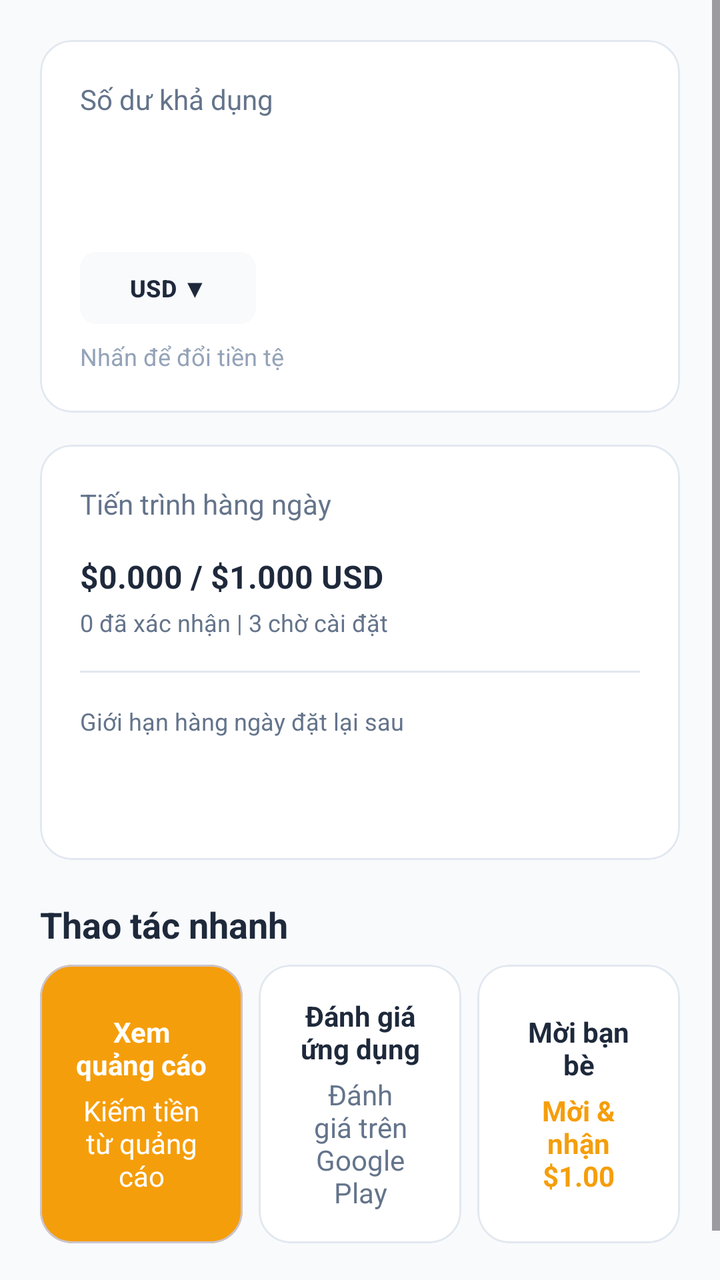
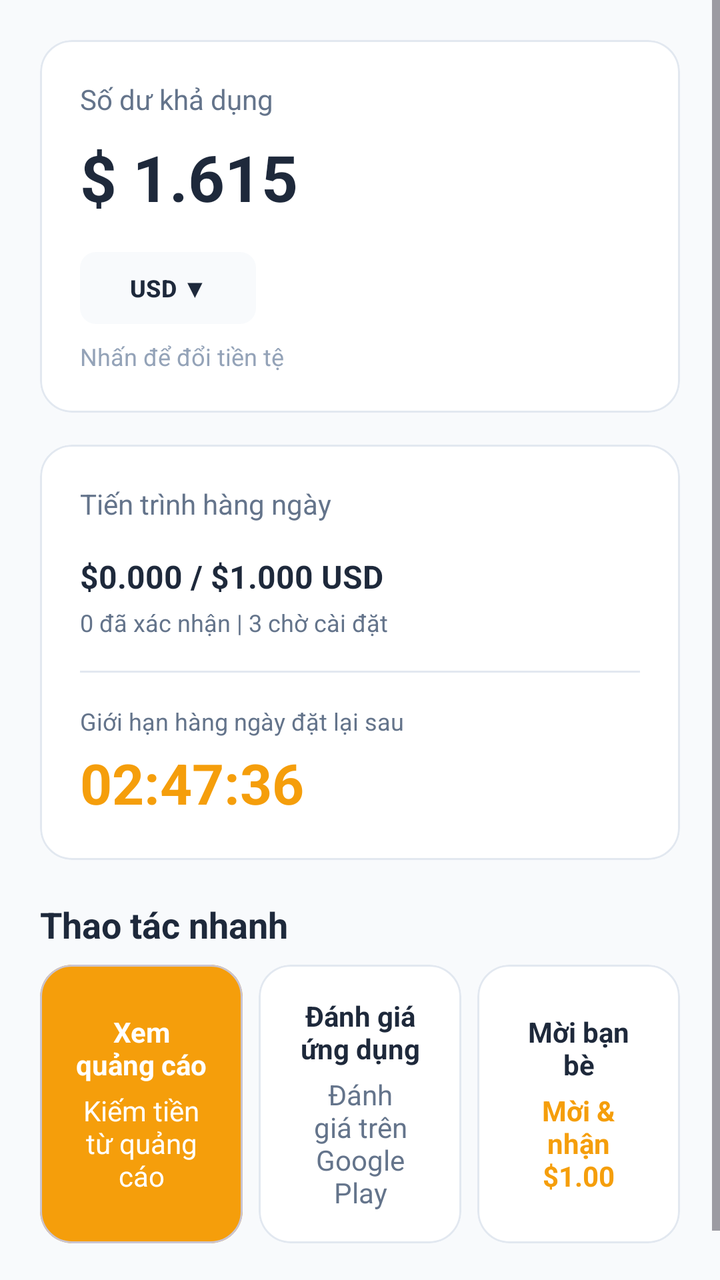

Compare the two renders of this Android layout. The source of the first and the diff that turns it into the second are given below.
<!-- AndroidManifest.xml: application theme Theme.View2Earn -->
<!-- res/layout/fragment_home.xml -->
<?xml version="1.0" encoding="utf-8"?>
<ScrollView xmlns:android="http://schemas.android.com/apk/res/android"
    xmlns:app="http://schemas.android.com/apk/res-auto"
    android:layout_width="match_parent"
    android:layout_height="match_parent"
    android:background="@color/neutral_bg"
    android:fillViewport="true">

    <LinearLayout
        android:layout_width="match_parent"
        android:layout_height="wrap_content"
        android:orientation="vertical"
        android:padding="@dimen/spacing_lg">

        
        <com.google.android.material.card.MaterialCardView
            android:layout_width="match_parent"
            android:layout_height="wrap_content"
            app:cardBackgroundColor="@color/surface"
            app:cardCornerRadius="@dimen/corner_radius_lg"
            app:cardElevation="0dp"
            app:strokeColor="@color/border_color"
            app:strokeWidth="1dp">

            <LinearLayout
                android:layout_width="match_parent"
                android:layout_height="wrap_content"
                android:orientation="vertical"
                android:padding="@dimen/spacing_lg">

                <TextView
                    android:layout_width="wrap_content"
                    android:layout_height="wrap_content"
                    android:text="@string/label_available_balance"
                    android:textColor="@color/text_secondary"
                    android:textSize="@dimen/text_secondary" />

                <TextView
                    android:id="@+id/tvBalance"
                    android:layout_width="wrap_content"
                    android:layout_height="wrap_content"
                    android:layout_marginTop="@dimen/spacing_sm"
                    android:textColor="@color/text_primary"
                    android:textSize="@dimen/text_big_number"
                    android:textStyle="bold" />

                <com.google.android.material.button.MaterialButton
                    android:id="@+id/btnCurrency"
                    style="@style/Widget.Material3.Button.TonalButton"
                    android:layout_width="wrap_content"
                    android:layout_height="36dp"
                    android:layout_marginTop="@dimen/spacing_md"
                    android:insetTop="0dp"
                    android:insetBottom="0dp"
                    android:paddingHorizontal="@dimen/spacing_md"
                    android:paddingVertical="0dp"
                    android:text="@string/currency_usd"
                    android:textColor="@color/text_primary"
                    android:textSize="@dimen/text_caption"
                    android:textStyle="bold"
                    app:backgroundTint="@color/neutral_bg"
                    app:cornerRadius="@dimen/corner_radius_sm" />

                <TextView
                    android:layout_width="wrap_content"
                    android:layout_height="wrap_content"
                    android:layout_marginTop="@dimen/spacing_sm"
                    android:text="@string/subtext_change_currency"
                    android:textColor="@color/text_hint"
                    android:textSize="@dimen/text_caption" />
            </LinearLayout>
        </com.google.android.material.card.MaterialCardView>

        
        <com.google.android.material.card.MaterialCardView
            android:layout_width="match_parent"
            android:layout_height="wrap_content"
            android:layout_marginTop="@dimen/spacing_md"
            app:cardBackgroundColor="@color/surface"
            app:cardCornerRadius="@dimen/corner_radius_lg"
            app:cardElevation="0dp"
            app:strokeColor="@color/border_color"
            app:strokeWidth="1dp">

            <LinearLayout
                android:layout_width="match_parent"
                android:layout_height="wrap_content"
                android:orientation="vertical"
                android:padding="@dimen/spacing_lg">

                <TextView
                    android:layout_width="wrap_content"
                    android:layout_height="wrap_content"
                    android:text="@string/label_daily_progress"
                    android:textColor="@color/text_secondary"
                    android:textSize="@dimen/text_secondary" />

                <TextView
                    android:id="@+id/tvDailyProgressAmount"
                    android:layout_width="wrap_content"
                    android:layout_height="wrap_content"
                    android:layout_marginTop="@dimen/spacing_md"
                    android:text="@string/sample_daily_amount"
                    android:textColor="@color/text_primary"
                    android:textSize="@dimen/text_body"
                    android:textStyle="bold" />

                <TextView
                    android:id="@+id/tvDailyProgressStatus"
                    android:layout_width="wrap_content"
                    android:layout_height="wrap_content"
                    android:layout_marginTop="@dimen/spacing_xs"
                    android:text="@string/sample_daily_status"
                    android:textColor="@color/text_secondary"
                    android:textSize="@dimen/text_caption" />

                <View
                    android:layout_width="match_parent"
                    android:layout_height="1dp"
                    android:layout_marginVertical="@dimen/spacing_md"
                    android:background="@color/border_color" />

                <TextView
                    android:layout_width="wrap_content"
                    android:layout_height="wrap_content"
                    android:text="@string/label_reset_limit"
                    android:textColor="@color/text_secondary"
                    android:textSize="@dimen/text_caption" />

                <TextView
                    android:id="@+id/tvResetTimer"
                    android:layout_width="wrap_content"
                    android:layout_height="wrap_content"
                    android:layout_marginTop="@dimen/spacing_xs"
                    android:textColor="@color/primary"
                    android:textSize="@dimen/text_timer"
                    android:textStyle="bold" />
            </LinearLayout>
        </com.google.android.material.card.MaterialCardView>

        
        <TextView
            android:layout_width="wrap_content"
            android:layout_height="wrap_content"
            android:layout_marginTop="@dimen/spacing_lg"
            android:text="@string/section_quick_actions"
            android:textColor="@color/text_primary"
            android:textSize="@dimen/text_section_title"
            android:textStyle="bold" />

        <LinearLayout
            android:layout_width="match_parent"
            android:layout_height="wrap_content"
            android:layout_marginTop="@dimen/spacing_sm"
            android:layout_marginBottom="@dimen/spacing_xl"
            android:baselineAligned="false"
            android:orientation="horizontal">

            
            <com.google.android.material.card.MaterialCardView
                android:id="@+id/cardWatchAds"
                android:layout_width="0dp"
                android:layout_height="match_parent"
                android:layout_marginEnd="@dimen/spacing_xs"
                android:layout_weight="1"
                android:clickable="true"
                android:focusable="true"
                app:cardBackgroundColor="@color/primary"
                app:cardCornerRadius="@dimen/corner_radius_lg"
                app:cardElevation="0dp">

                <LinearLayout
                    android:layout_width="match_parent"
                    android:layout_height="match_parent"
                    android:minHeight="100dp"
                    android:gravity="center"
                    android:orientation="vertical"
                    android:padding="@dimen/spacing_md">

                    <TextView
                        android:layout_width="wrap_content"
                        android:layout_height="wrap_content"
                        android:gravity="center"
                        android:text="@string/action_watch_ads_title"
                        android:textColor="@color/on_primary"
                        android:textSize="14sp"
                        android:textStyle="bold" />

                    <TextView
                        android:layout_width="wrap_content"
                        android:layout_height="wrap_content"
                        android:layout_marginTop="@dimen/spacing_xs"
                        android:gravity="center"
                        android:text="@string/action_watch_ads_desc"
                        android:textColor="@color/on_primary"
                        android:textSize="14sp" />
                </LinearLayout>
            </com.google.android.material.card.MaterialCardView>

            
            <com.google.android.material.card.MaterialCardView
                android:id="@+id/cardRateApp"
                android:layout_width="0dp"
                android:layout_height="match_parent"
                android:layout_marginHorizontal="@dimen/spacing_xs"
                android:layout_weight="1"
                android:clickable="true"
                android:focusable="true"
                app:cardBackgroundColor="@color/surface"
                app:cardCornerRadius="@dimen/corner_radius_lg"
                app:cardElevation="0dp"
                app:strokeColor="@color/border_color"
                app:strokeWidth="1dp">

                <LinearLayout
                    android:layout_width="match_parent"
                    android:layout_height="match_parent"
                    android:minHeight="100dp"
                    android:gravity="center"
                    android:orientation="vertical"
                    android:padding="@dimen/spacing_md">

                    <TextView
                        android:layout_width="wrap_content"
                        android:layout_height="wrap_content"
                        android:gravity="center"
                        android:text="@string/action_rate_app_title"
                        android:textColor="@color/text_primary"
                        android:textSize="14sp"
                        android:textStyle="bold" />

                    <TextView
                        android:layout_width="wrap_content"
                        android:layout_height="wrap_content"
                        android:layout_marginTop="@dimen/spacing_xs"
                        android:gravity="center"
                        android:text="@string/action_rate_app_desc"
                        android:textColor="@color/text_secondary"
                        android:textSize="14sp" />
                </LinearLayout>
            </com.google.android.material.card.MaterialCardView>

            
            <com.google.android.material.card.MaterialCardView
                android:id="@+id/cardInviteFriends"
                android:layout_width="0dp"
                android:layout_height="match_parent"
                android:layout_marginStart="@dimen/spacing_xs"
                android:layout_weight="1"
                android:clickable="true"
                android:focusable="true"
                app:cardBackgroundColor="@color/surface"
                app:cardCornerRadius="@dimen/corner_radius_lg"
                app:cardElevation="0dp"
                app:strokeColor="@color/border_color"
                app:strokeWidth="1dp">

                <LinearLayout
                    android:layout_width="match_parent"
                    android:layout_height="match_parent"
                    android:minHeight="100dp"
                    android:gravity="center"
                    android:orientation="vertical"
                    android:padding="@dimen/spacing_md">

                    <TextView
                        android:layout_width="wrap_content"
                        android:layout_height="wrap_content"
                        android:gravity="center"
                        android:text="@string/invite_friends_header"
                        android:textColor="@color/text_primary"
                        android:textSize="14sp"
                        android:textStyle="bold" />

                    <TextView
                        android:layout_width="wrap_content"
                        android:layout_height="wrap_content"
                        android:layout_marginTop="@dimen/spacing_xs"
                        android:gravity="center"
                        android:text="Mời &amp; nhận $1.00"
                        android:textColor="@color/primary"
                        android:textSize="14sp"
                        android:textStyle="bold" />
                </LinearLayout>
            </com.google.android.material.card.MaterialCardView>
        </LinearLayout>

    </LinearLayout>
</ScrollView>
<!-- resources referenced by this layout -->
<resources>
  <color name="border_color">#E2E8F0</color>
  <color name="neutral_bg">#F8FAFC</color>
  <color name="on_primary">#FFFFFF</color>
  <color name="primary">#F59E0B</color>
  <color name="surface">#FFFFFF</color>
  <color name="text_hint">#94A3B8</color>
  <color name="text_primary">#1E293B</color>
  <color name="text_secondary">#64748B</color>
  <dimen name="corner_radius_lg">16dp</dimen>
  <dimen name="corner_radius_sm">8dp</dimen>
  <dimen name="spacing_lg">20dp</dimen>
  <dimen name="spacing_md">16dp</dimen>
  <dimen name="spacing_sm">8dp</dimen>
  <dimen name="spacing_xl">24dp</dimen>
  <dimen name="spacing_xs">4dp</dimen>
  <dimen name="text_big_number">32sp</dimen>
  <dimen name="text_body">16sp</dimen>
  <dimen name="text_caption">12sp</dimen>
  <dimen name="text_secondary">14sp</dimen>
  <dimen name="text_section_title">18sp</dimen>
  <dimen name="text_timer">28sp</dimen>
  <string name="action_rate_app_desc">Đánh giá trên Google Play</string>
  <string name="action_rate_app_title">Đánh giá ứng dụng</string>
  <string name="action_watch_ads_desc">Kiếm tiền từ quảng cáo</string>
  <string name="action_watch_ads_title">Xem quảng cáo</string>
  <string name="currency_usd">USD  ▼</string>
  <string name="invite_friends_header">Mời bạn bè</string>
  <string name="label_available_balance">Số dư khả dụng</string>
  <string name="label_daily_progress">Tiến trình hàng ngày</string>
  <string name="label_reset_limit">Giới hạn hàng ngày đặt lại sau</string>
  <string name="sample_daily_amount">$0.000 / $1.000 USD</string>
  <string name="sample_daily_status">0 đã xác nhận | 3 chờ cài đặt</string>
  <string name="section_quick_actions">Thao tác nhanh</string>
  <string name="subtext_change_currency">Nhấn để đổi tiền tệ</string>
  <style name="Theme.View2Earn" parent="Base.Theme.View2Earn" />
  <style name="Base.Theme.View2Earn" parent="Theme.Material3.Light.NoActionBar">
          
          <item name="colorPrimary">@color/primary</item>
          <item name="colorOnPrimary">@color/on_primary</item>
          <item name="android:windowBackground">@color/neutral_bg</item>
          <item name="android:statusBarColor">@color/neutral_bg</item>
          <item name="android:windowLightStatusBar" tools:targetApi="m">true</item>
      </style>
</resources>

<!-- the commit's change to res/layout/fragment_home.xml (unified diff, before → after) -->
@@ -40,6 +40,7 @@
                     android:layout_width="wrap_content"
                     android:layout_height="wrap_content"
                     android:layout_marginTop="@dimen/spacing_sm"
+                    android:text="@string/sample_balance"
                     android:textColor="@color/text_primary"
                     android:textSize="@dimen/text_big_number"
                     android:textStyle="bold" />
@@ -132,6 +133,7 @@
                     android:layout_width="wrap_content"
                     android:layout_height="wrap_content"
                     android:layout_marginTop="@dimen/spacing_xs"
+                    android:text="@string/sample_reset_timer"
                     android:textColor="@color/primary"
                     android:textSize="@dimen/text_timer"
                     android:textStyle="bold" />
<!-- resource entries referenced after the edit -->
@@ -30,8 +30,10 @@
   <string name="label_available_balance">Số dư khả dụng</string>
   <string name="label_daily_progress">Tiến trình hàng ngày</string>
   <string name="label_reset_limit">Giới hạn hàng ngày đặt lại sau</string>
+  <string name="sample_balance">$ 1.615</string>
   <string name="sample_daily_amount">$0.000 / $1.000 USD</string>
   <string name="sample_daily_status">0 đã xác nhận | 3 chờ cài đặt</string>
+  <string name="sample_reset_timer">02:47:36</string>
   <string name="section_quick_actions">Thao tác nhanh</string>
   <string name="subtext_change_currency">Nhấn để đổi tiền tệ</string>
   <style name="Theme.View2Earn" parent="Base.Theme.View2Earn" />
